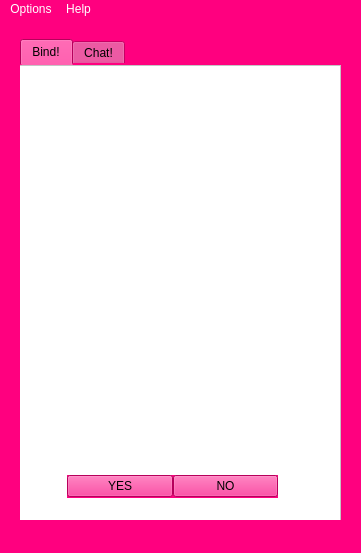
Above: binder/binder/mainwindow.ui from ClassyBrute/PCPP2020 before the change. Below: the same form after it.
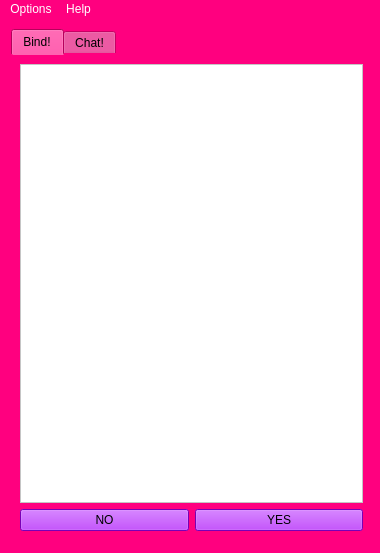
That is the form after the change.

```diff
--- a/binder/binder/mainwindow.ui
+++ b/binder/binder/mainwindow.ui
@@ -6,7 +6,7 @@
    <rect>
     <x>0</x>
     <y>0</y>
-    <width>361</width>
+    <width>380</width>
     <height>553</height>
    </rect>
   </property>
@@ -18,13 +18,13 @@
   </property>
   <property name="minimumSize">
    <size>
-    <width>361</width>
+    <width>380</width>
     <height>553</height>
    </size>
   </property>
   <property name="maximumSize">
    <size>
-    <width>361</width>
+    <width>380</width>
     <height>553</height>
    </size>
   </property>
@@ -39,23 +39,46 @@
   </property>
   <property name="styleSheet">
    <string notr="true">background-color: rgb(255, 0, 127);
-border-color: rgb(0, 255, 0);
 color: rgb(255, 255, 255);</string>
   </property>
   <widget class="QWidget" name="centralwidget">
    <widget class="QTabWidget" name="tabWidget">
+    <property name="enabled">
+     <bool>true</bool>
+    </property>
     <property name="geometry">
      <rect>
-      <x>20</x>
-      <y>20</y>
-      <width>321</width>
-      <height>481</height>
+      <x>11</x>
+      <y>10</y>
+      <width>361</width>
+      <height>511</height>
      </rect>
     </property>
+    <property name="sizePolicy">
+     <sizepolicy hsizetype="Maximum" vsizetype="Maximum">
+      <horstretch>0</horstretch>
+      <verstretch>0</verstretch>
+     </sizepolicy>
+    </property>
+    <property name="maximumSize">
+     <size>
+      <width>800</width>
+      <height>16777215</height>
+     </size>
+    </property>
+    <property name="mouseTracking">
+     <bool>false</bool>
+    </property>
+    <property name="layoutDirection">
+     <enum>Qt::LeftToRight</enum>
+    </property>
     <property name="styleSheet">
-     <string notr="true">
+     <string notr="true">border-color: rgb(0, 0, 0);
 color: rgb(0,0,0);</string>
     </property>
+    <property name="tabShape">
+     <enum>QTabWidget::Rounded</enum>
+    </property>
     <property name="currentIndex">
      <number>0</number>
     </property>
@@ -63,57 +86,47 @@
      <attribute name="title">
       <string>Bind!</string>
      </attribute>
-     <widget class="QGraphicsView" name="graphicsView">
-      <property name="geometry">
-       <rect>
-        <x>-10</x>
-        <y>0</y>
-        <width>331</width>
-        <height>461</height>
-       </rect>
-      </property>
-      <property name="styleSheet">
-       <string notr="true">background-color: rgb(255, 255, 255);
-color: rgb(0, 0, 0);</string>
-      </property>
-     </widget>
-     <widget class="QWidget" name="">
-      <property name="geometry">
-       <rect>
-        <x>47</x>
-        <y>410</y>
-        <width>211</width>
-        <height>23</height>
-       </rect>
-      </property>
-      <layout class="QHBoxLayout" name="horizontalLayout" stretch="0,0">
-       <property name="spacing">
-        <number>0</number>
-       </property>
-       <item>
-        <widget class="QPushButton" name="pushButton_2">
-         <property name="styleSheet">
-          <string notr="true">background-color: rgb(255, 0, 127);
-color: rgb(0,0,0);</string>
-         </property>
-         <property name="text">
-          <string>YES</string>
-         </property>
-        </widget>
-       </item>
-       <item>
-        <widget class="QPushButton" name="pushButton">
-         <property name="styleSheet">
-          <string notr="true">background-color: rgb(255, 0, 127);
-color: rgb(0,0,0);</string>
-         </property>
-         <property name="text">
-          <string>NO</string>
-         </property>
-        </widget>
-       </item>
-      </layout>
-     </widget>
+     <layout class="QVBoxLayout" name="verticalLayout_2">
+      <item>
+       <widget class="QGraphicsView" name="graphicsView">
+        <property name="styleSheet">
+         <string notr="true">background-color: rgb(255, 255, 255);</string>
+        </property>
+       </widget>
+      </item>
+      <item>
+       <layout class="QHBoxLayout" name="horizontalLayout">
+        <item>
+         <widget class="QPushButton" name="pushButton_2">
+          <property name="cursor">
+           <cursorShape>PointingHandCursor</cursorShape>
+          </property>
+          <property name="styleSheet">
+           <string notr="true">color: rgb(0,0,0);
+background-color: rgb(170, 0, 255);</string>
+          </property>
+          <property name="text">
+           <string>NO</string>
+          </property>
+         </widget>
+        </item>
+        <item>
+         <widget class="QPushButton" name="pushButton">
+          <property name="cursor">
+           <cursorShape>PointingHandCursor</cursorShape>
+          </property>
+          <property name="styleSheet">
+           <string notr="true">color: rgb(0,0,0);
+background-color: rgb(170, 0, 255);</string>
+          </property>
+          <property name="text">
+           <string>YES</string>
+          </property>
+         </widget>
+        </item>
+       </layout>
+      </item>
+     </layout>
     </widget>
     <widget class="QWidget" name="tab_2">
      <attribute name="title">
@@ -140,11 +153,11 @@
     <rect>
      <x>0</x>
      <y>0</y>
-     <width>361</width>
+     <width>380</width>
      <height>20</height>
     </rect>
    </property>
-   <widget class="QMenu" name="menuBinder">
+   <widget class="QMenu" name="menuOptions">
     <property name="title">
      <string>Options</string>
     </property>
@@ -157,7 +170,7 @@
      <string>Help</string>
     </property>
    </widget>
-   <addaction name="menuBinder"/>
+   <addaction name="menuOptions"/>
    <addaction name="menuHelp"/>
   </widget>
   <widget class="QStatusBar" name="statusbar"/>
```
Left out of the diff: 19 changed lines with no effect on the pictures.
